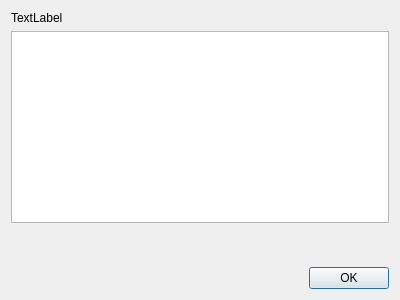
mutecypher/lastfm-desktop, file app/client/Dialogs/CloseAppsDialog.ui: the form before one commit.
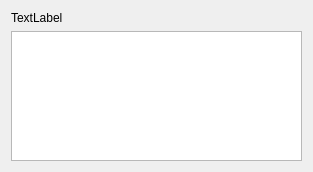
The form after the commit.

```diff
--- a/app/client/Dialogs/CloseAppsDialog.ui
+++ b/app/client/Dialogs/CloseAppsDialog.ui
@@ -6,8 +6,8 @@
    <rect>
     <x>0</x>
     <y>0</y>
-    <width>400</width>
-    <height>300</height>
+    <width>313</width>
+    <height>172</height>
    </rect>
   </property>
   <property name="windowTitle">
@@ -31,29 +31,6 @@
      </property>
     </widget>
    </item>
-   <item>
-    <spacer name="verticalSpacer">
-     <property name="orientation">
-      <enum>Qt::Vertical</enum>
-     </property>
-     <property name="sizeHint" stdset="0">
-      <size>
-       <width>20</width>
-       <height>0</height>
-      </size>
-     </property>
-    </spacer>
-   </item>
-   <item>
-    <widget class="QDialogButtonBox" name="buttonBox">
-     <property name="orientation">
-      <enum>Qt::Horizontal</enum>
-     </property>
-     <property name="standardButtons">
-      <set>QDialogButtonBox::Ok</set>
-     </property>
-    </widget>
-   </item>
   </layout>
  </widget>
  <resources/>
```
Left out of the diff: 35 changed lines with no effect on the pictures.
